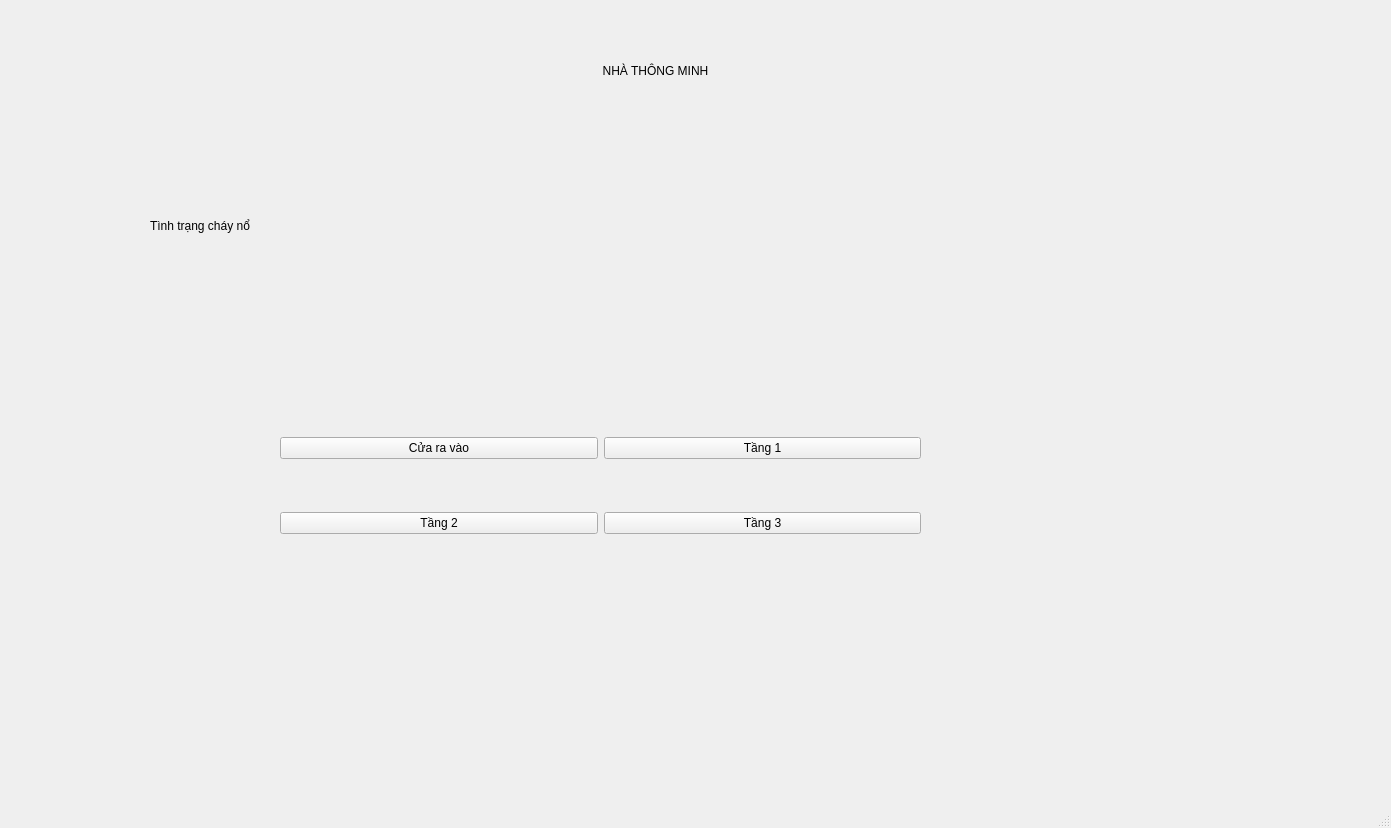
First picture: the form in mainwindow.ui, repository minhnt29/Graduation_GUI, before the edit.
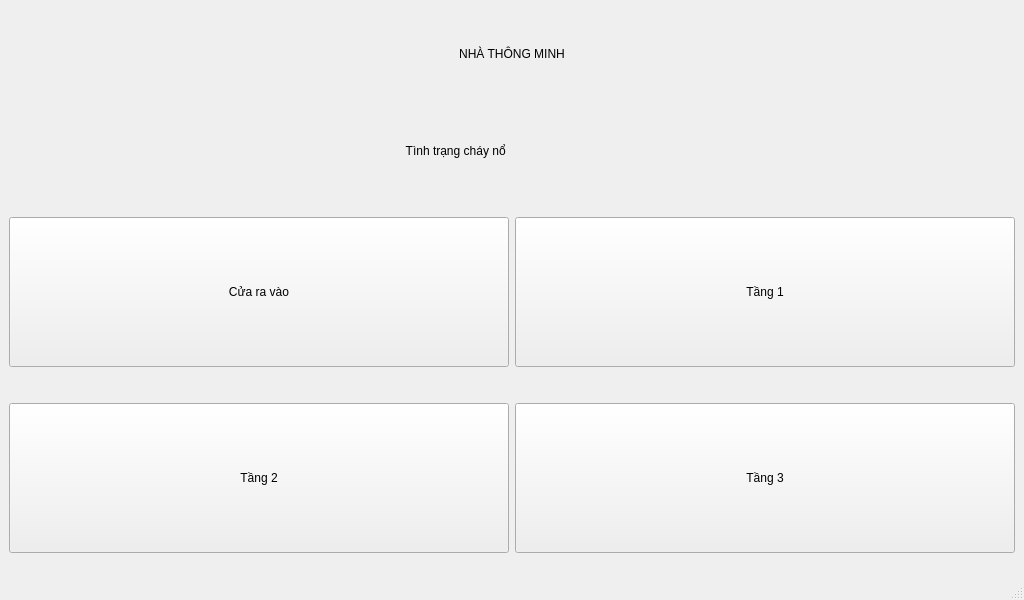
Second picture: the form after the edit.

Diff of the .ui file:
```diff
--- a/mainwindow.ui
+++ b/mainwindow.ui
@@ -6,33 +6,56 @@
    <rect>
     <x>0</x>
     <y>0</y>
-    <width>1391</width>
-    <height>828</height>
+    <width>1024</width>
+    <height>600</height>
    </rect>
   </property>
+  <property name="maximumSize">
+   <size>
+    <width>1024</width>
+    <height>600</height>
+   </size>
+  </property>
+  <property name="baseSize">
+   <size>
+    <width>1024</width>
+    <height>600</height>
+   </size>
+  </property>
   <property name="windowTitle">
    <string>Smart Home</string>
   </property>
   <widget class="QWidget" name="centralwidget">
-   <widget class="QWidget" name="gridLayoutWidget">
-    <property name="geometry">
-     <rect>
-      <x>280</x>
-      <y>390</y>
-      <width>641</width>
-      <height>191</height>
-     </rect>
-    </property>
+   <layout class="QGridLayout" name="gridLayout">
+    <item row="0" column="0">
     <layout class="QGridLayout" name="gridLayout_Panel">
-     <item row="3" column="0">
+      <item row="5" column="0" rowspan="2">
       <widget class="QPushButton" name="pushButton_Floor2">
+        <property name="minimumSize">
+         <size>
+          <width>0</width>
+          <height>150</height>
+         </size>
+        </property>
+        <property name="maximumSize">
+         <size>
+          <width>16777215</width>
+          <height>16777215</height>
+         </size>
+        </property>
        <property name="text">
         <string>Tầng 2</string>
        </property>
       </widget>
      </item>
-     <item row="1" column="1">
+      <item row="3" column="1" rowspan="2">
       <widget class="QPushButton" name="pushButton_Floor1">
+        <property name="minimumSize">
+         <size>
+          <width>0</width>
+          <height>150</height>
+         </size>
+        </property>
        <property name="layoutDirection">
         <enum>Qt::RightToLeft</enum>
        </property>
@@ -41,31 +64,28 @@
        </property>
       </widget>
      </item>
-     <item row="3" column="1">
-      <widget class="QPushButton" name="pushButton_Floor3">
-       <property name="text">
-        <string>Tầng 3</string>
-       </property>
-      </widget>
-     </item>
-     <item row="1" column="0">
+      <item row="3" column="0" rowspan="2">
       <widget class="QPushButton" name="pushButton_Door">
+        <property name="minimumSize">
+         <size>
+          <width>0</width>
+          <height>150</height>
+         </size>
+        </property>
        <property name="text">
         <string>Cửa ra vào</string>
        </property>
       </widget>
      </item>
-    </layout>
-   </widget>
+      <item row="1" column="1">
+       <widget class="QLabel" name="label_Fire_Status">
+        <property name="text">
+         <string/>
+        </property>
+       </widget>
+      </item>
+      <item row="0" column="0" colspan="2">
    <widget class="QLabel" name="label_Project_Name">
-    <property name="geometry">
-     <rect>
-      <x>490</x>
-      <y>20</y>
-      <width>331</width>
-      <height>101</height>
-     </rect>
-    </property>
     <property name="text">
      <string>NHÀ THÔNG MINH</string>
     </property>
@@ -73,20 +93,23 @@
      <set>Qt::AlignCenter</set>
     </property>
    </widget>
-   <widget class="QWidget" name="gridLayoutWidget_2">
-    <property name="geometry">
-     <rect>
-      <x>150</x>
-      <y>170</y>
-      <width>391</width>
-      <height>111</height>
-     </rect>
-    </property>
-    <layout class="QGridLayout" name="gridLayout_Fire_Status">
-     <item row="1" column="1">
-      <widget class="QLabel" name="label_Fire_Status">
+      </item>
+      <item row="5" column="1" rowspan="2">
+       <widget class="QPushButton" name="pushButton_Floor3">
+        <property name="minimumSize">
+         <size>
+          <width>499</width>
+          <height>150</height>
+         </size>
+        </property>
+        <property name="baseSize">
+         <size>
+          <width>0</width>
+          <height>0</height>
+         </size>
+        </property>
        <property name="text">
-        <string/>
+         <string>Tầng 3</string>
        </property>
       </widget>
      </item>
@@ -95,10 +118,14 @@
        <property name="text">
         <string>Tình trạng cháy nổ </string>
        </property>
+        <property name="alignment">
+         <set>Qt::AlignRight|Qt::AlignTrailing|Qt::AlignVCenter</set>
+        </property>
       </widget>
      </item>
     </layout>
-   </widget>
+    </item>
+   </layout>
   </widget>
   <widget class="QMenuBar" name="menubar">
    <property name="geometry">
```
Left out of the diff: 2 changed lines with no effect on the pictures. Lines whose indentation alone changed are shown as unchanged.
